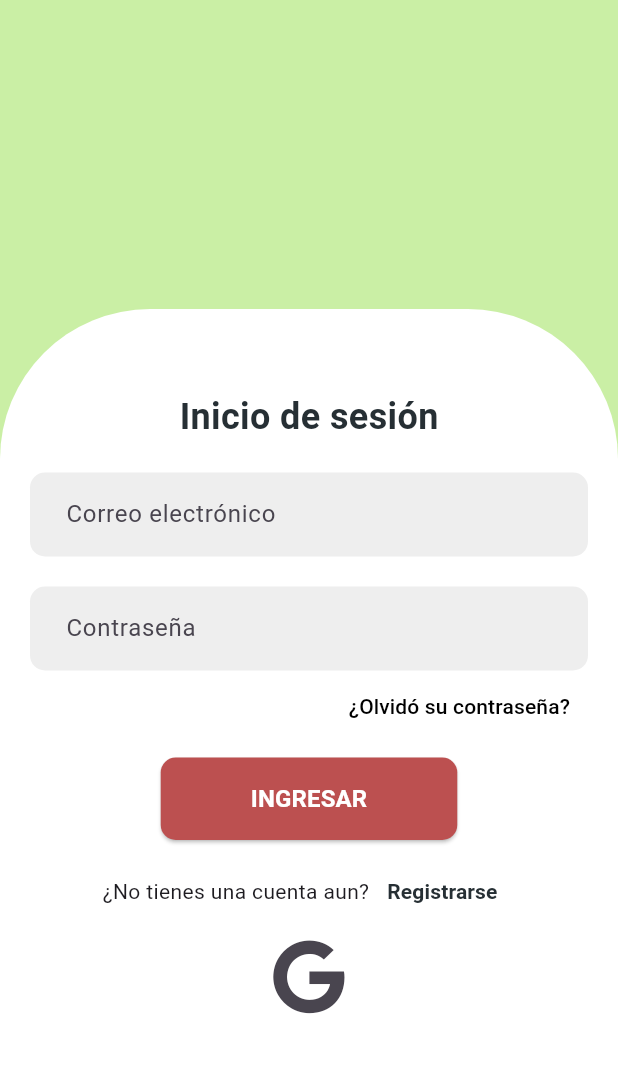
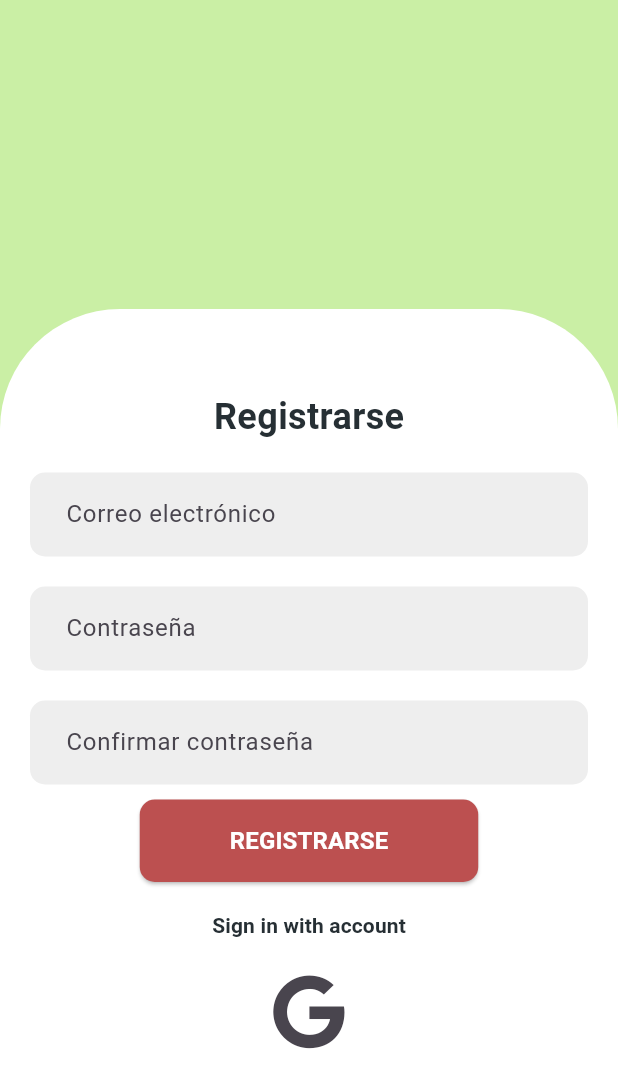
Before and after one commit to Ch4rt3/Jewelry-App, a Flutter app: the screen it shows after launch, after a tap on "Registrarse", on a phone screen of 412 x 824 dp. Shown: the top 1088 px of the screen. Run offline on Flutter 3.47's test engine with Material 3 defaults, Android fonts, the light colour scheme and no system bars; our stand-ins replace font_awesome_flutter.

Commit message:
sign-up page

```diff
--- a/jewelry_app/lib/components/auth_background.dart
+++ b/jewelry_app/lib/components/auth_background.dart
@@ -32,8 +32,8 @@ class AuthBackground extends StatelessWidget {
                     decoration: const BoxDecoration(
                       color: AppColors.primaryColor,
                       borderRadius: BorderRadius.only(
-                        topLeft: Radius.circular(100),
-                        topRight: Radius.circular(100),
+                        topLeft: Radius.circular(80),
+                        topRight: Radius.circular(80),
                       ),
                     ),
                     child: Padding(
--- /dev/null
+++ b/jewelry_app/lib/components/sign_in_with_account.dart
@@ -0,0 +1,28 @@
+
+import 'package:flutter/material.dart';
+import 'package:jewelry_app/configs/colors.dart';
+
+class SignInWithAccount extends StatelessWidget {
+  const SignInWithAccount({super.key});
+
+  @override
+  Widget build(BuildContext context) {
+    return Row(
+          mainAxisAlignment: MainAxisAlignment.center,
+          children: [
+            TextButton(
+              onPressed: () {
+                Navigator.pushNamed(context, "/sign-in");
+              },
+              child: const Text(
+                      "Sign in with account",
+                      style: TextStyle(
+                        color: AppColors.textColor,
+                        fontWeight: FontWeight.bold
+                      ),
+                      )
+            ),
+          ],
+        );
+  }
+}
--- a/jewelry_app/lib/main.dart
+++ b/jewelry_app/lib/main.dart
@@ -1,5 +1,6 @@
 import 'package:flutter/material.dart';
 import 'package:jewelry_app/pages/sign_in/sign_in_page.dart';
+import 'package:jewelry_app/pages/sign_up/sign_up_page.dart';
 
 void main() {
   runApp(const MyApp());
@@ -21,7 +22,8 @@ class MyApp extends StatelessWidget {
 
       initialRoute: '/sign-in',
       routes: {
-        '/sign-in': (context) => const SignInPage()
+        '/sign-in': (context) => const SignInPage(),
+        '/sign-up': (context) => const SignUpPage(),
       },
     );
   }
--- a/jewelry_app/lib/pages/sign_in/sign_in_page.dart
+++ b/jewelry_app/lib/pages/sign_in/sign_in_page.dart
@@ -9,8 +9,7 @@ class SignInPage extends StatelessWidget {
   const SignInPage({super.key});
 
   Widget _buildBody(BuildContext context) {
-    return SafeArea(
-      child: AuthBackground( // Layout de las paginas de autenticacion
+    return AuthBackground( // Layout de las paginas de autenticacion
       titulo: "Inicio de sesión",
       children: [
         LargeTextFormField(
@@ -46,7 +45,9 @@ class SignInPage extends StatelessWidget {
           children: [
             const Text("¿No tienes una cuenta aun?"),
             TextButton(
-                onPressed: () {},
+              onPressed: () {
+                Navigator.pushNamed(context, "/sign-up");
+              },
               child: const Text(
                       "Registrarse",
                       style: TextStyle(
@@ -65,7 +66,6 @@ class SignInPage extends StatelessWidget {
           },
         ),
       ]
-      )
     );
   }
 
--- /dev/null
+++ b/jewelry_app/lib/pages/sign_up/sign_up_page.dart
@@ -0,0 +1,58 @@
+import 'package:flutter/material.dart';
+import 'package:font_awesome_flutter/font_awesome_flutter.dart';
+import 'package:jewelry_app/components/auth_background.dart';
+import 'package:jewelry_app/components/large_button.dart';
+import 'package:jewelry_app/components/large_text_form_field.dart';
+import 'package:jewelry_app/components/sign_in_with_account.dart';
+
+class SignUpPage extends StatelessWidget {
+  const SignUpPage({super.key});
+
+  Widget _buildBody(BuildContext context) {
+    return AuthBackground(
+      titulo: "Registrarse",
+      children: [
+        LargeTextFormField(
+          titulo: "Correo electrónico",
+          onPressed: () => {},
+        ),
+        const SizedBox(height: 20),
+        LargeTextFormField(
+          titulo: "Contraseña",
+          onPressed: () => {},
+        ),
+        const SizedBox(height: 20),
+        LargeTextFormField(
+          titulo: "Confirmar contraseña",
+          onPressed: () => {},
+        ),
+        const SizedBox(height: 10),
+        LargeButton(
+          titulo: "REGISTRARSE",
+          onPressed: () {
+            // Aquí puedes agregar la navegación al finalizar el registro
+            // Navigator.pushNamed(context, "/home"); // Por ejemplo, a la página principal
+          },
+        ),
+        const SizedBox(height: 5),
+        const SignInWithAccount(), // Este widget es correcto
+        IconButton(
+          icon: const FaIcon(FontAwesomeIcons.google),
+          iconSize: 50.0,
+          onPressed: () {
+            // Acción al presionar el botón
+          },
+        ),
+      ],
+    );
+  }
+
+  @override
+  Widget build(BuildContext context) {
+    return Scaffold(
+      resizeToAvoidBottomInset: false,
+      appBar: null,
+      body: _buildBody(context),
+    );
+  }
+}
```
Lines whose indentation alone changed are shown as unchanged.
